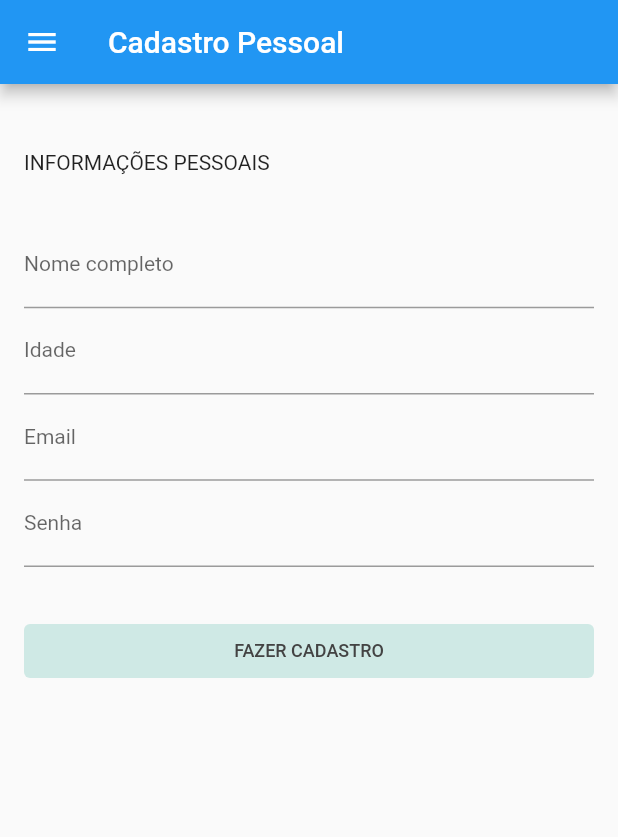
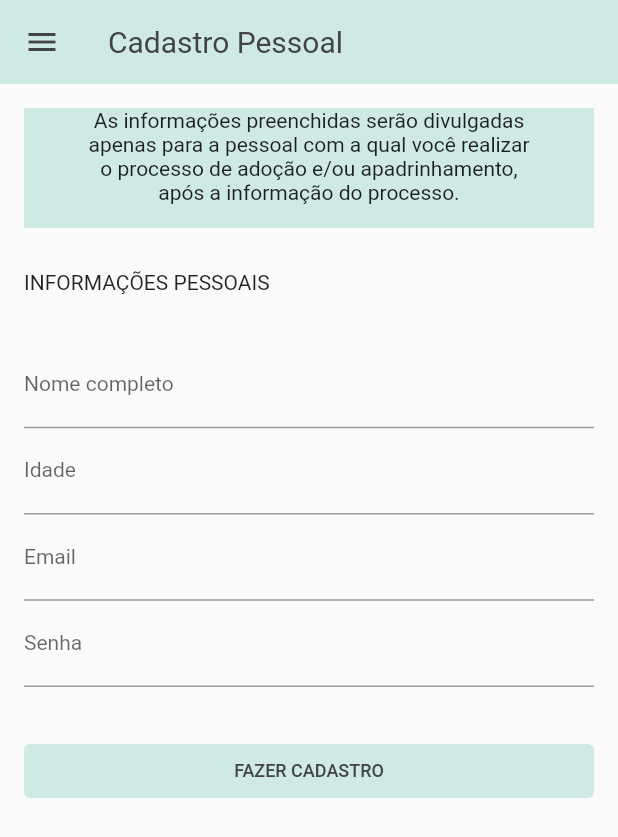
Before and after one commit to joao-victor-silva/meau, a Flutter app: the LocalUserSignUpPage screen opened directly with empty values, after a tap on "FAZER CADASTRO", on a phone screen of 412 x 824 dp. Shown: the top 837 px of the screen. Run offline on Flutter 3.47's test engine with Material 2 defaults, Android fonts, the phone set to English and light mode, and no system bars; our stand-ins replace cloud_firestore, firebase_auth, firebase_core; accounts and stored records are empty; network calls fail; Roboto replaces fonts that are missing (Roboto Medium).

Commit message:
chore: wip

```diff
--- a/lib/pages/local_user_signup.dart
+++ b/lib/pages/local_user_signup.dart
@@ -1,7 +1,9 @@
 import 'package:cloud_firestore/cloud_firestore.dart';
 import 'package:firebase_auth/firebase_auth.dart';
 import 'package:flutter/material.dart';
+import 'package:flutter/services.dart';
 import 'package:meau/local_user.dart';
+import 'package:meau/pages/introduction_page.dart';
 
 class LocalUserSignUpPage extends StatefulWidget {
   final FirebaseFirestore database;
@@ -29,19 +31,61 @@ class LocalUserSignUpPageState extends State<LocalUserSignUpPage> {
     super.dispose();
   }
 
+  void _signup() {
+    final user = LocalUser("id", name.text, age.text, email.text, "", "", "",
+        "", "", password.text, "");
+    widget.auth
+        .createUserWithEmailAndPassword(
+            email: user.email, password: user.password)
+        .then((credential) => {
+              widget.database
+                  .collection("users")
+                  .doc(credential.user?.uid)
+                  .set(user.toMap())
+                  .then((value) {
+                Navigator.pushReplacement(
+                    context,
+                    MaterialPageRoute(
+                        builder: (context) => IntroductionPage(
+                            auth: widget.auth, database: widget.database)));
+              }).onError((error, _) {
+                print('Something went wrong! ${error.toString()}');
+              })
+            });
+  }
+
   @override
   Widget build(BuildContext context) {
     return Scaffold(
         appBar: AppBar(
           title: const Text("Cadastro Pessoal"),
+          backgroundColor: const Color.fromARGB(255, 207, 233, 229),
+          shadowColor: Colors.transparent,
+          systemOverlayStyle: const SystemUiOverlayStyle(
+              statusBarColor: Color.fromARGB(255, 136, 201, 191)),
+          foregroundColor: const Color.fromARGB(255, 67, 67, 67),
+          titleTextStyle: const TextStyle(
+            fontFamily: 'Roboto Medium',
+            fontSize: 20,
+            color: Color.fromARGB(255, 67, 67, 67),
+          ),
         ),
-        drawer: const Padding(
-            padding: EdgeInsets.fromLTRB(16.0, 16.0, 0.0, 16.0),
-            child: Drawer()),
+        drawer: const Drawer(),
         body: Padding(
           padding: const EdgeInsets.fromLTRB(16.0, 16.0, 16.0, 24.0),
           child: ListView(
             children: [
+              Container(
+                decoration:
+                    BoxDecoration(color: Color.fromARGB(255, 207, 233, 229)),
+                child: const SizedBox(
+                  width: 328,
+                  height: 80,
+                  child: Text(
+                      'As informações preenchidas serão divulgadas\napenas para a pessoal com a qual você realizar\no processo de adoção e/ou apadrinhamento,\napós a informação do processo.',
+                      textAlign: TextAlign.center),
+                ),
+              ),
               const SizedBox(
                 height: 28.0,
               ),
@@ -84,23 +128,7 @@ class LocalUserSignUpPageState extends State<LocalUserSignUpPage> {
                 height: 32.0,
               ),
               TextButton(
-                onPressed: () {
-                  final user = LocalUser("id", name.text, age.text, email.text,
-                      "", "", "", "", "", password.text, "");
-                  widget.auth
-                      .createUserWithEmailAndPassword(
-                          email: user.email, password: user.password)
-                      .then((credential) => {
-                            widget.database
-                                .collection("users")
-                                .doc(user.email)
-                                .set(user.toMap())
-                                .onError((error, _) {
-                              print(
-                                  'Something went wrong! ${error.toString()}');
-                            })
-                          });
-                },
+                onPressed: () => _signup(),
                 style: ButtonStyle(
                     foregroundColor: MaterialStateProperty.all<Color>(
                         const Color.fromARGB(255, 67, 67, 67)),
```
Also changed, not shown: lib/local_user.dart (+8 -1 lines), lib/main.dart (+6 -5 lines), lib/pages/animal_signup.dart (+10 -3 lines), lib/pages/introduction_page.dart (+54 -7 lines), lib/pages/local_user_signin.dart (+66 -44 lines), lib/pages/splash_page.dart (+7 -2 lines), lib/pages/unauthenticated_page.dart (added, +122 -0 lines).
